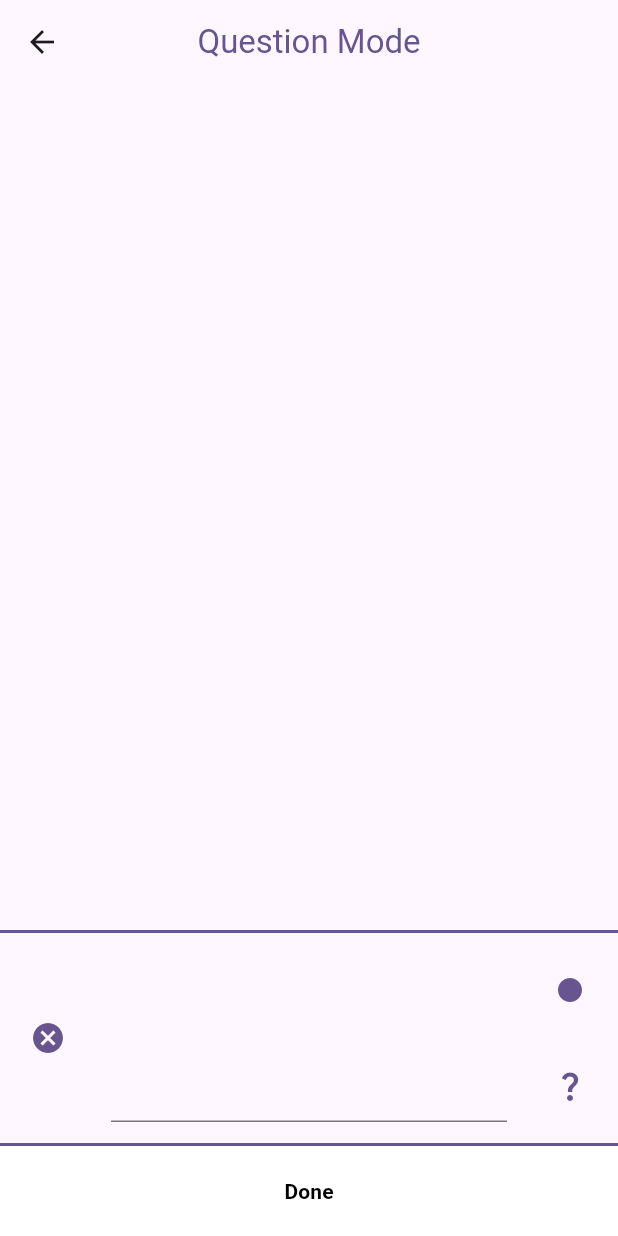
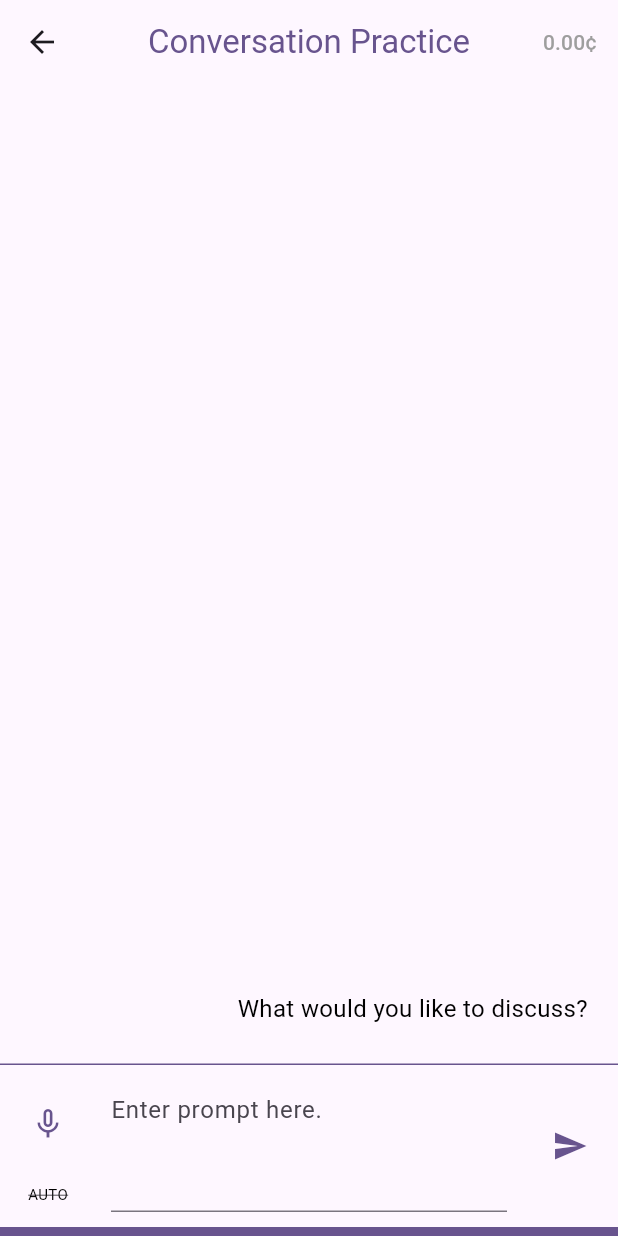
Before and after one commit to martvanburen/aiyu, a Flutter app: the LanguagePracticePage screen opened directly, on a phone screen of 412 x 824 dp. Run offline on Flutter 3.47's test engine with Material 2 defaults, Android fonts, the phone set to English and light mode, and no system bars; our stand-ins replace flutter_dotenv, just_audio, shared_preferences, speech_to_text; missing offline and left inert: aws_polly, flutter_shortcuts; accounts and stored records are empty; generated files the repository leaves out were written again.

Commit message:
Conversation mode changes.
- Display wallet balance in header.
- Add AUTO button to toggle conversation mode.
- Remove redundant 'done' button.

```diff
--- a/lib/data_structures/global_state/preferences_model.dart
+++ b/lib/data_structures/global_state/preferences_model.dart
@@ -29,6 +29,12 @@ class PreferencesModel extends ChangeNotifier {
     _prefs?.setStringList("recentLanguages", _recentLanguages);
   }
 
+  void toggleConversationMode() async {
+    _isConversationMode = !_isConversationMode;
+    _saveToSharedPreferences();
+    notifyListeners();
+  }
+
   void setConversationMode(bool value) async {
     _isConversationMode = value;
     _saveToSharedPreferences();
--- a/lib/data_structures/global_state/wallet_model.dart
+++ b/lib/data_structures/global_state/wallet_model.dart
@@ -1,4 +1,4 @@
-import 'package:flutter/material.dart';
+import "package:flutter/material.dart";
 
 class WalletModel extends ChangeNotifier {
   // Measured in 100ths of a cent.
@@ -12,4 +12,12 @@ class WalletModel extends ChangeNotifier {
     _microcentBalance += 5000;
     notifyListeners();
   }
+
+  int _calculateQueryCost() {
+    return 2;
+  }
+
+  double calculateQueryCostInCents() {
+    return _calculateQueryCost() / 100.0;
+  }
 }
--- a/lib/data_structures/gpt_mode.dart
+++ b/lib/data_structures/gpt_mode.dart
@@ -1,4 +1,3 @@
-import "package:flutter_gen/gen_l10n/app_localizations.dart";
 import 'package:flutter/material.dart';
 
 enum GPTMode { conversationMode, deeplinkActionMode }
@@ -7,9 +6,9 @@ String gptModeDisplayName(
     {required GPTMode mode, required BuildContext context}) {
   switch (mode) {
     case GPTMode.conversationMode:
-      return AppLocalizations.of(context)!.questionMode;
+      return "Conversation Practice";
     case GPTMode.deeplinkActionMode:
-      return AppLocalizations.of(context)!.conversationMode;
+      return "Deeplink Action";
     default:
       throw UnimplementedError("gptModeDisplayName not implemented for $mode.");
   }
--- a/lib/main.dart
+++ b/lib/main.dart
@@ -119,6 +119,15 @@ class _AiYuAppState extends State<AiYuApp> {
             ),
           ),
         ),
+        textButtonTheme: TextButtonThemeData(
+          style: ButtonStyle(
+            shape: MaterialStateProperty.all<RoundedRectangleBorder>(
+              const RoundedRectangleBorder(
+                borderRadius: BorderRadius.zero,
+              ),
+            ),
+          ),
+        ),
         iconButtonTheme: IconButtonThemeData(
           style: ButtonStyle(
             shape: MaterialStateProperty.all<RoundedRectangleBorder>(
--- a/lib/pages/conversation_page.dart
+++ b/lib/pages/conversation_page.dart
@@ -1,14 +1,14 @@
+import "package:ai_yu/data_structures/global_state/wallet_model.dart";
 import "package:ai_yu/data_structures/gpt_message.dart";
 import "package:ai_yu/data_structures/gpt_mode.dart";
 import "package:ai_yu/utils/aws_polly_service.dart";
 import "package:ai_yu/utils/gpt_api.dart";
 import "package:ai_yu/utils/mission_decider.dart";
-import 'package:ai_yu/widgets/language_practice_page/conversation_display_widget.dart';
-import 'package:ai_yu/widgets/language_practice_page/language_input_widget.dart';
+import "package:ai_yu/widgets/language_practice_page/conversation_display_widget.dart";
+import "package:ai_yu/widgets/language_practice_page/language_input_widget.dart";
 import "package:flutter/material.dart";
-import "package:flutter/services.dart";
-import "package:flutter_gen/gen_l10n/app_localizations.dart";
-import 'package:just_audio/just_audio.dart';
+import "package:just_audio/just_audio.dart";
+import "package:provider/provider.dart";
 
 class LanguagePracticePage extends StatefulWidget {
   final GPTMode mode;
@@ -24,7 +24,10 @@ class LanguagePracticePage extends StatefulWidget {
 
 class _LanguagePracticePageState extends State<LanguagePracticePage> {
   late final String mission;
-  List<GPTMessage> conversation = [];
+  List<GPTMessage> conversation = [
+    GPTMessage(GPTMessageSender.gpt,
+        Future.value(GPTMessageContent("What would you like to discuss?"))),
+  ];
 
   GlobalKey<LanguageInputWidgetState> languageInputWidgetKey =
       GlobalKey<LanguageInputWidgetState>();
@@ -147,8 +150,21 @@ class _LanguagePracticePageState extends State<LanguagePracticePage> {
       child: Builder(
         builder: (context) => Scaffold(
           appBar: AppBar(
-            title: Text(gptModeDisplayName(mode: widget.mode, context: context),
-                style: TextStyle(color: theme.primaryColor)),
+            title: Text(
+              gptModeDisplayName(mode: widget.mode, context: context),
+              style: TextStyle(color: theme.primaryColor),
+            ),
+            actions: <Widget>[
+              Consumer<WalletModel>(
+                builder: (context, wallet, child) {
+                  return TextButton(
+                    style: TextButton.styleFrom(foregroundColor: Colors.grey),
+                    onPressed: () => wallet.add50Cent(),
+                    child: Text("${wallet.centBalance.toStringAsFixed(2)}¢"),
+                  );
+                },
+              ),
+            ],
             centerTitle: true,
           ),
           body: SafeArea(
@@ -163,10 +179,8 @@ class _LanguagePracticePageState extends State<LanguagePracticePage> {
                   key: languageInputWidgetKey,
                   language: widget.language,
                   callbackFunction: getGptResponse,
-                  shouldListenAndSendAutomatically:
-                      widget.mode == GPTMode.conversationMode,
+                  shouldListenAndSendAutomatically: false,
                 ),
-                _buildDoneButton(context),
               ],
             ),
           ),
@@ -174,30 +188,4 @@ class _LanguagePracticePageState extends State<LanguagePracticePage> {
       ),
     );
   }
-
-  SizedBox _buildDoneButton(BuildContext context) {
-    return SizedBox(
-      width: double.infinity,
-      child: ElevatedButton(
-        style: ButtonStyle(
-          padding: MaterialStateProperty.all(const EdgeInsets.all(20.0)),
-          backgroundColor: MaterialStateProperty.all(Colors.white),
-          foregroundColor: MaterialStateProperty.all(Colors.black),
-        ),
-        onPressed: () {
-          if (Navigator.of(context).canPop()) {
-            Navigator.of(context).pop();
-          } else {
-            SystemNavigator.pop();
-          }
-        },
-        child: Text(
-          AppLocalizations.of(context)!.done,
-          style: const TextStyle(
-            fontWeight: FontWeight.bold,
-          ),
-        ),
-      ),
-    );
-  }
 }
--- a/lib/widgets/language_practice_page/language_input_widget.dart
+++ b/lib/widgets/language_practice_page/language_input_widget.dart
@@ -1,6 +1,8 @@
+import "package:ai_yu/data_structures/global_state/preferences_model.dart";
 import "package:flutter/material.dart";
-import 'package:speech_to_text/speech_recognition_result.dart';
-import 'package:speech_to_text/speech_to_text.dart' as stt;
+import "package:provider/provider.dart";
+import "package:speech_to_text/speech_recognition_result.dart";
+import "package:speech_to_text/speech_to_text.dart" as stt;
 
 class LanguageInputWidget extends StatefulWidget {
   final String language;
@@ -73,7 +75,7 @@ class LanguageInputWidgetState extends State<LanguageInputWidget> {
     if (mounted) {
       setState(() {
         isListening = false;
-        _promptInputController.text = '';
+        _promptInputController.text = "";
       });
     }
   }
@@ -88,17 +90,12 @@ class LanguageInputWidgetState extends State<LanguageInputWidget> {
     if (widget.shouldListenAndSendAutomatically &&
         val.finalResult &&
         val.isConfident()) {
-      sendAsStatement();
+      sendPrompt();
     }
   }
 
-  void sendAsStatement() {
-    widget.callbackFunction('${_promptInputController.text}.');
-    clearPrompt();
-  }
-
-  void sendAsQuestion() {
-    widget.callbackFunction('${_promptInputController.text}?');
+  void sendPrompt() {
+    widget.callbackFunction("${_promptInputController.text}.");
     clearPrompt();
   }
 
@@ -117,19 +114,20 @@ class LanguageInputWidgetState extends State<LanguageInputWidget> {
               border: Border(
                 top: BorderSide(
                   color: theme.primaryColor,
-                  width: 2.0,
+                  width: 1.0,
                 ),
                 bottom: BorderSide(
                   color: theme.primaryColor,
-                  width: 2.0,
+                  width: 6.0,
                 ),
               ),
             ),
             child: Row(
               children: [
-                SizedBox(
-                  height: 140.0,
-                  child: FutureBuilder<bool>(
+                Column(
+                  crossAxisAlignment: CrossAxisAlignment.center,
+                  children: [
+                    FutureBuilder<bool>(
                         future: speechRecognitionInitialization,
                         builder: (context, snapshot) {
                           if (snapshot.connectionState ==
@@ -160,15 +158,45 @@ class LanguageInputWidgetState extends State<LanguageInputWidget> {
                             );
                           }
                         }),
+                    Consumer<PreferencesModel>(
+                        builder: (context, preferences, child) {
+                      return SizedBox(
+                        height: 30,
+                        child: GestureDetector(
+                          onTap: () => preferences.toggleConversationMode(),
+                          child: Center(
+                              child: Text(
+                            "AUTO",
+                            style: TextStyle(
+                              fontSize: 10,
+                              decoration: preferences.isConversationMode
+                                  ? null
+                                  : TextDecoration.lineThrough,
+                              color: preferences.isConversationMode
+                                  ? Theme.of(context).primaryColor
+                                  : Colors.black,
+                              fontWeight: preferences.isConversationMode
+                                  ? FontWeight.bold
+                                  : null,
+                            ),
+                          )),
+                        ),
+                      );
+                    }),
+                  ],
                 ),
                 Expanded(
                   child: Container(
+                    margin: const EdgeInsets.symmetric(vertical: 10.0),
                     padding: const EdgeInsets.symmetric(horizontal: 10.0),
                     child: TextField(
                       controller: _promptInputController,
-                      maxLines: 4,
+                      maxLines: 3,
                       textCapitalization: TextCapitalization.sentences,
                       onChanged: (value) => setState(() {}),
+                      decoration: const InputDecoration(
+                        hintText: "Enter prompt here.",
+                      ),
                     ),
                   ),
                 ),
@@ -180,19 +208,8 @@ class LanguageInputWidgetState extends State<LanguageInputWidget> {
                           const EdgeInsets.all(20.0),
                         ),
                       ),
-                      onPressed: inputEmpty ? null : sendAsStatement,
-                      icon: Icon(Icons.fiber_manual_record,
-                          color: theme.primaryColor),
-                    ),
-                    IconButton(
-                      style: ButtonStyle(
-                        padding: MaterialStateProperty.all(
-                          const EdgeInsets.all(20.0),
-                        ),
-                      ),
-                      onPressed: inputEmpty ? null : sendAsQuestion,
-                      icon:
-                          Icon(Icons.question_mark, color: theme.primaryColor),
+                      onPressed: inputEmpty ? null : sendPrompt,
+                      icon: Icon(Icons.send, color: theme.primaryColor),
                     ),
                   ],
                 ),
```
Lines whose indentation alone changed are shown as unchanged.
